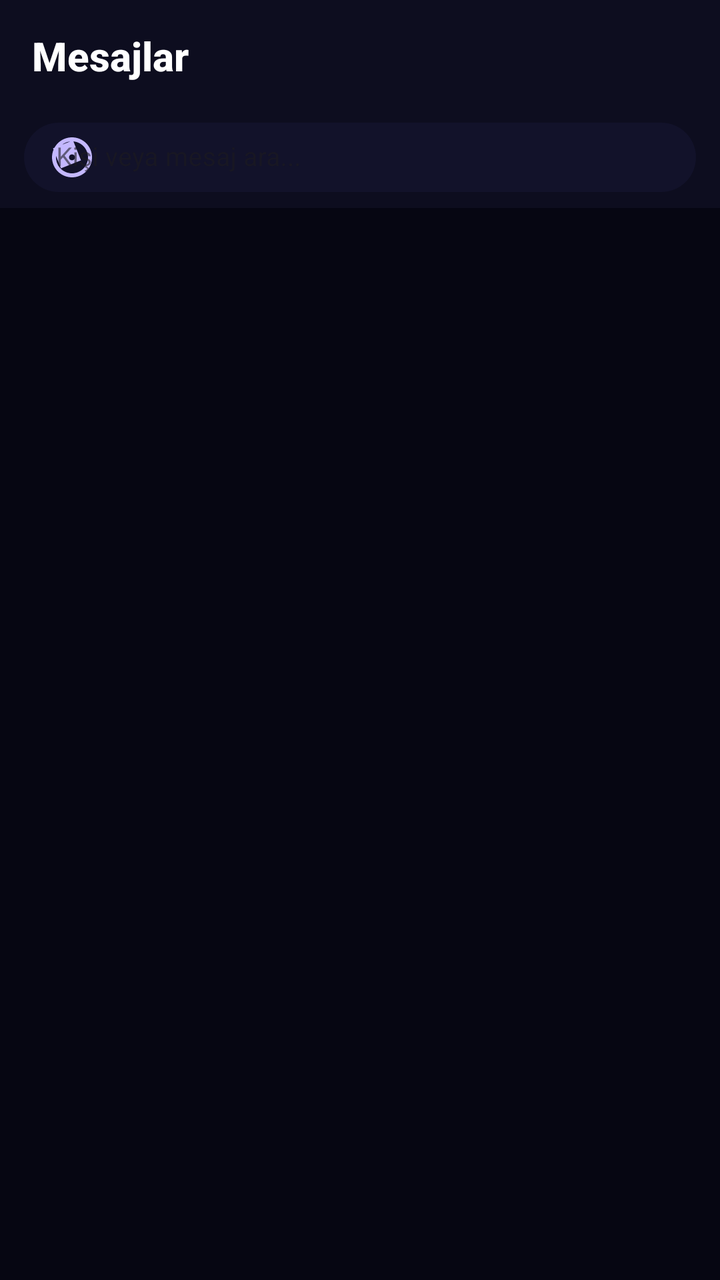
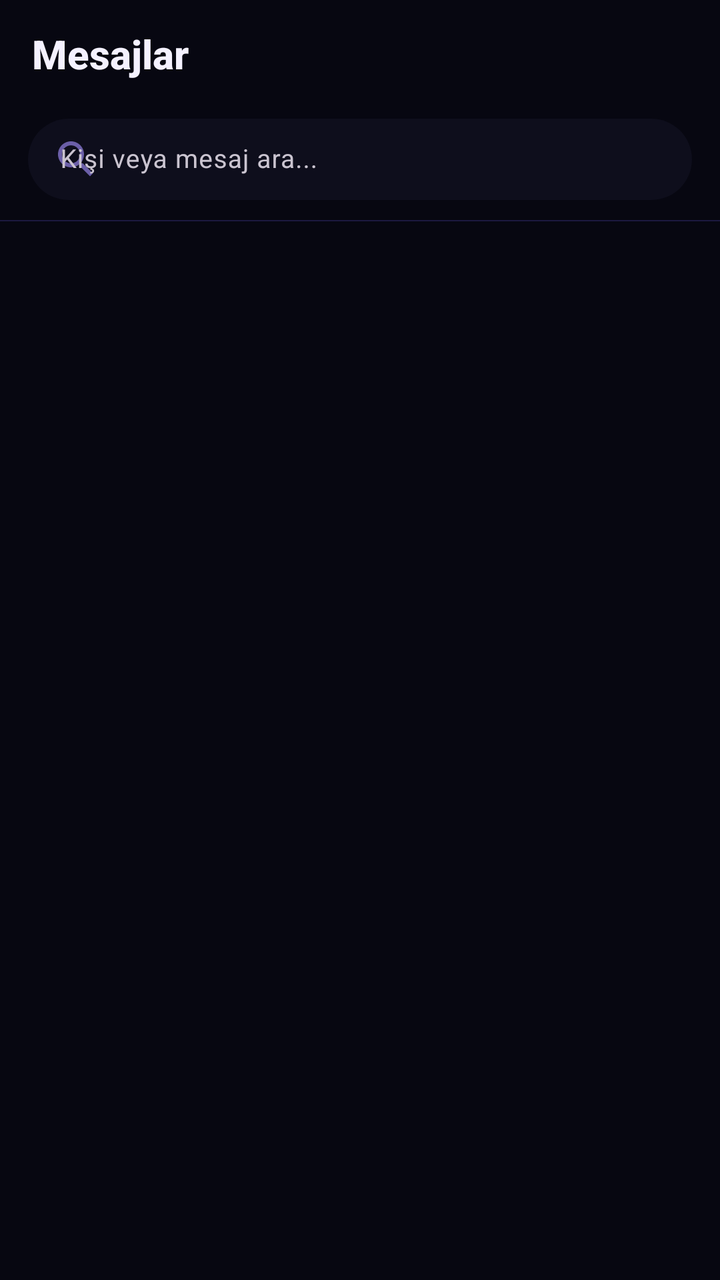

Screens rendered from an Android XML layout before and after an edit, with the pre-edit source and the edit as a unified diff.
<!-- AndroidManifest.xml: application theme Theme.Heftreng -->
<!-- res/layout/fragment_messages.xml -->
<?xml version="1.0" encoding="utf-8"?>
<androidx.coordinatorlayout.widget.CoordinatorLayout
    xmlns:android="http://schemas.android.com/apk/res/android"
    xmlns:app="http://schemas.android.com/apk/res-auto"
    android:layout_width="match_parent"
    android:layout_height="match_parent"
    android:background="@color/background">

    
    <com.google.android.material.appbar.AppBarLayout
        android:id="@+id/appBarLayout"
        android:layout_width="match_parent"
        android:layout_height="wrap_content"
        android:background="@color/surface"
        app:elevation="0dp">

        <LinearLayout
            android:layout_width="match_parent"
            android:layout_height="56dp"
            android:orientation="horizontal"
            android:gravity="center_vertical"
            android:paddingHorizontal="16dp">

            <TextView
                android:layout_width="0dp"
                android:layout_height="wrap_content"
                android:layout_weight="1"
                android:text="Mesajlar"
                android:textColor="@color/white"
                android:textSize="20sp"
                android:textStyle="bold"
                android:fontFamily="sans-serif-medium"/>

        </LinearLayout>

        
        <LinearLayout
            android:layout_width="match_parent"
            android:layout_height="48dp"
            android:orientation="horizontal"
            android:gravity="center_vertical"
            android:paddingHorizontal="12dp"
            android:paddingBottom="8dp">

            <com.google.android.material.textfield.TextInputLayout
                android:layout_width="match_parent"
                android:layout_height="40dp"
                app:boxBackgroundColor="@color/surface2"
                app:boxCornerRadiusTopStart="20dp"
                app:boxCornerRadiusTopEnd="20dp"
                app:boxCornerRadiusBottomStart="20dp"
                app:boxCornerRadiusBottomEnd="20dp"
                app:boxStrokeWidth="0dp"
                app:boxStrokeWidthFocused="0dp"
                app:startIconDrawable="@drawable/ic_explore"
                app:startIconTint="@color/text_secondary"
                style="@style/Widget.MaterialComponents.TextInputLayout.OutlinedBox">

                <com.google.android.material.textfield.TextInputEditText
                    android:id="@+id/etSearch"
                    android:layout_width="match_parent"
                    android:layout_height="match_parent"
                    android:hint="Kişi veya mesaj ara..."
                    android:textColor="@color/white"
                    android:textColorHint="@color/text_hint"
                    android:textSize="13sp"
                    android:inputType="text"
                    android:imeOptions="actionSearch"
                    android:background="@null"/>

            </com.google.android.material.textfield.TextInputLayout>
        </LinearLayout>

    </com.google.android.material.appbar.AppBarLayout>

    
    <FrameLayout
        android:layout_width="match_parent"
        android:layout_height="match_parent"
        app:layout_behavior="@string/appbar_scrolling_view_behavior">

        
        <androidx.recyclerview.widget.RecyclerView
            android:id="@+id/recyclerConversations"
            android:layout_width="match_parent"
            android:layout_height="match_parent"
            android:clipToPadding="false"
            android:paddingBottom="80dp"/>

        
        <LinearLayout
            android:id="@+id/layoutLoading"
            android:layout_width="match_parent"
            android:layout_height="match_parent"
            android:orientation="vertical"
            android:gravity="center"
            android:visibility="gone">

            <ProgressBar
                android:layout_width="40dp"
                android:layout_height="40dp"
                android:indeterminateTint="@color/brand_primary"/>

            <TextView
                android:layout_width="wrap_content"
                android:layout_height="wrap_content"
                android:layout_marginTop="12dp"
                android:text="Mesajlar yükleniyor..."
                android:textColor="@color/text_secondary"
                android:textSize="13sp"/>
        </LinearLayout>

        
        <LinearLayout
            android:id="@+id/layoutEmpty"
            android:layout_width="match_parent"
            android:layout_height="match_parent"
            android:orientation="vertical"
            android:gravity="center"
            android:paddingHorizontal="40dp"
            android:visibility="gone">

            <ImageView
                android:layout_width="72dp"
                android:layout_height="72dp"
                android:src="@drawable/ic_chat"
                android:alpha="0.3"/>

            <TextView
                android:layout_width="wrap_content"
                android:layout_height="wrap_content"
                android:layout_marginTop="16dp"
                android:text="Henüz mesajınız yok"
                android:textColor="@color/text_primary"
                android:textSize="16sp"
                android:textStyle="bold"
                android:gravity="center"/>

            <TextView
                android:layout_width="wrap_content"
                android:layout_height="wrap_content"
                android:layout_marginTop="8dp"
                android:text="Bir kullanıcının profiline giderek mesaj gönderebilirsiniz."
                android:textColor="@color/text_secondary"
                android:textSize="13sp"
                android:gravity="center"
                android:lineSpacingMultiplier="1.4"/>
        </LinearLayout>

        
        <LinearLayout
            android:id="@+id/layoutGuest"
            android:layout_width="match_parent"
            android:layout_height="match_parent"
            android:orientation="vertical"
            android:gravity="center"
            android:paddingHorizontal="40dp"
            android:visibility="gone">

            <ImageView
                android:layout_width="72dp"
                android:layout_height="72dp"
                android:src="@drawable/ic_person"
                android:alpha="0.3"/>

            <TextView
                android:layout_width="wrap_content"
                android:layout_height="wrap_content"
                android:layout_marginTop="16dp"
                android:text="Mesajları görmek için giriş yapın"
                android:textColor="@color/text_primary"
                android:textSize="15sp"
                android:textStyle="bold"
                android:gravity="center"/>
        </LinearLayout>

    </FrameLayout>

</androidx.coordinatorlayout.widget.CoordinatorLayout>
<!-- resources referenced by this layout -->
<resources>
  <color name="background">#060612</color>
  <color name="brand_primary">#8B5CF6</color>
  <color name="surface">#0D0D1F</color>
  <color name="surface2">#12122A</color>
  <color name="text_hint">#4A3F70</color>
  <color name="text_primary">#F0EEFF</color>
  <color name="text_secondary">#C4B8FF</color>
  <color name="white">#FFFFFF</color>
  <!-- drawable ic_chat (drawable) -->
  <vector xmlns:android="http://schemas.android.com/apk/res/android" android:width="24dp" android:height="24dp" android:viewportWidth="24" android:viewportHeight="24">
  <path android:fillColor="#FFFFFF" android:pathData="M20,2H4c-1.1,0 -2,0.9 -2,2v18l4,-4h14c1.1,0 2,-0.9 2,-2V4c0,-1.1 -0.9,-2 -2,-2z"/>
  </vector>
  <!-- drawable ic_explore (drawable) -->
  <vector xmlns:android="http://schemas.android.com/apk/res/android"
      android:width="24dp" android:height="24dp" android:viewportWidth="24" android:viewportHeight="24">
      <path android:fillColor="@android:color/white"
          android:pathData="M12,2C6.48,2 2,6.48 2,12s4.48,10 10,10 10,-4.48 10,-10S17.52,2 12,2zM12,20c-4.41,0 -8,-3.59 -8,-8s3.59,-8 8,-8 8,3.59 8,8 -3.59,8 -8,8zM6.5,17.5l10,-4 -4,-10 -10,4 4,10zM12,13.5c-0.83,0 -1.5,-0.67 -1.5,-1.5s0.67,-1.5 1.5,-1.5 1.5,0.67 1.5,1.5 -0.67,1.5 -1.5,1.5z"/>
  </vector>
  <!-- drawable ic_person (drawable) -->
  <vector xmlns:android="http://schemas.android.com/apk/res/android" android:width="24dp" android:height="24dp" android:viewportWidth="24" android:viewportHeight="24">
  <path android:fillColor="#FFFFFF" android:pathData="M12,12c2.21,0 4,-1.79 4,-4s-1.79,-4 -4,-4 -4,1.79 -4,4 1.79,4 4,4zM12,14c-2.67,0 -8,1.34 -8,4v2h16v-2c0,-2.66 -5.33,-4 -8,-4z"/>
  </vector>
  <style name="Theme.Heftreng" parent="Theme.Material3.DayNight.NoActionBar">
          <item name="colorPrimary">@color/brand_primary</item>
          <item name="colorPrimaryVariant">@color/brand_primary_dark</item>
          <item name="colorOnPrimary">@color/white</item>
          <item name="android:windowBackground">@color/background</item>
          <item name="android:statusBarColor">@color/background</item>
          <item name="android:navigationBarColor">@color/background</item>
      </style>
  <color name="brand_primary_dark">#6D28D9</color>
</resources>

<!-- the commit's change to res/layout/fragment_messages.xml (unified diff, before → after) -->
@@ -6,17 +6,16 @@
     android:layout_height="match_parent"
     android:background="@color/background">
 
-    
     <com.google.android.material.appbar.AppBarLayout
         android:id="@+id/appBarLayout"
         android:layout_width="match_parent"
         android:layout_height="wrap_content"
-        android:background="@color/surface"
+        android:background="@color/background"
         app:elevation="0dp">
 
         <LinearLayout
             android:layout_width="match_parent"
-            android:layout_height="56dp"
+            android:layout_height="54dp"
             android:orientation="horizontal"
             android:gravity="center_vertical"
             android:paddingHorizontal="16dp">
@@ -26,7 +25,7 @@
                 android:layout_height="wrap_content"
                 android:layout_weight="1"
                 android:text="Mesajlar"
-                android:textColor="@color/white"
+                android:textColor="@color/text_primary"
                 android:textSize="20sp"
                 android:textStyle="bold"
                 android:fontFamily="sans-serif-medium"/>
@@ -36,32 +35,30 @@
         
         <LinearLayout
             android:layout_width="match_parent"
-            android:layout_height="48dp"
-            android:orientation="horizontal"
-            android:gravity="center_vertical"
-            android:paddingHorizontal="12dp"
-            android:paddingBottom="8dp">
+            android:layout_height="wrap_content"
+            android:paddingHorizontal="14dp"
+            android:paddingBottom="10dp">
 
             <com.google.android.material.textfield.TextInputLayout
                 android:layout_width="match_parent"
-                android:layout_height="40dp"
-                app:boxBackgroundColor="@color/surface2"
-                app:boxCornerRadiusTopStart="20dp"
-                app:boxCornerRadiusTopEnd="20dp"
-                app:boxCornerRadiusBottomStart="20dp"
-                app:boxCornerRadiusBottomEnd="20dp"
+                android:layout_height="46dp"
+                style="@style/Widget.Material3.TextInputLayout.OutlinedBox"
+                app:boxCornerRadiusTopStart="23dp"
+                app:boxCornerRadiusTopEnd="23dp"
+                app:boxCornerRadiusBottomStart="23dp"
+                app:boxCornerRadiusBottomEnd="23dp"
                 app:boxStrokeWidth="0dp"
                 app:boxStrokeWidthFocused="0dp"
-                app:startIconDrawable="@drawable/ic_explore"
-                app:startIconTint="@color/text_secondary"
-                style="@style/Widget.MaterialComponents.TextInputLayout.OutlinedBox">
+                app:boxBackgroundColor="@color/surface"
+                app:startIconDrawable="@drawable/ic_search"
+                app:startIconTint="@color/text_muted">
 
                 <com.google.android.material.textfield.TextInputEditText
                     android:id="@+id/etSearch"
                     android:layout_width="match_parent"
                     android:layout_height="match_parent"
                     android:hint="Kişi veya mesaj ara..."
-                    android:textColor="@color/white"
+                    android:textColor="@color/text_primary"
                     android:textColorHint="@color/text_hint"
                     android:textSize="13sp"
                     android:inputType="text"
@@ -69,17 +66,21 @@
                     android:background="@null"/>
 
             </com.google.android.material.textfield.TextInputLayout>
+
         </LinearLayout>
+
+        <View
+            android:layout_width="match_parent"
+            android:layout_height="0.5dp"
+            android:background="@color/border"/>
 
     </com.google.android.material.appbar.AppBarLayout>
 
-    
     <FrameLayout
         android:layout_width="match_parent"
         android:layout_height="match_parent"
         app:layout_behavior="@string/appbar_scrolling_view_behavior">
 
-        
         <androidx.recyclerview.widget.RecyclerView
             android:id="@+id/recyclerConversations"
             android:layout_width="match_parent"
@@ -97,17 +98,10 @@
             android:visibility="gone">
 
             <ProgressBar
-                android:layout_width="40dp"
-                android:layout_height="40dp"
+                android:layout_width="36dp"
+                android:layout_height="36dp"
                 android:indeterminateTint="@color/brand_primary"/>
 
-            <TextView
-                android:layout_width="wrap_content"
-                android:layout_height="wrap_content"
-                android:layout_marginTop="12dp"
-                android:text="Mesajlar yükleniyor..."
-                android:textColor="@color/text_secondary"
-                android:textSize="13sp"/>
         </LinearLayout>
 
         
@@ -117,21 +111,21 @@
             android:layout_height="match_parent"
             android:orientation="vertical"
             android:gravity="center"
-            android:paddingHorizontal="40dp"
+            android:paddingHorizontal="48dp"
             android:visibility="gone">
 
             <ImageView
-                android:layout_width="72dp"
-                android:layout_height="72dp"
+                android:layout_width="56dp"
+                android:layout_height="56dp"
                 android:src="@drawable/ic_chat"
-                android:alpha="0.3"/>
+                android:alpha="0.25"/>
 
             <TextView
                 android:layout_width="wrap_content"
                 android:layout_height="wrap_content"
                 android:layout_marginTop="16dp"
                 android:text="Henüz mesajınız yok"
-                android:textColor="@color/text_primary"
+                android:textColor="@color/text_secondary"
                 android:textSize="16sp"
                 android:textStyle="bold"
                 android:gravity="center"/>
@@ -140,11 +134,12 @@
                 android:layout_width="wrap_content"
                 android:layout_height="wrap_content"
                 android:layout_marginTop="8dp"
-                android:text="Bir kullanıcının profiline giderek mesaj gönderebilirsiniz."
-                android:textColor="@color/text_secondary"
+                android:text="Bir kullanıcının profiline giderek mesaj gönderebilirsiniz"
+                android:textColor="@color/text_muted"
                 android:textSize="13sp"
                 android:gravity="center"
                 android:lineSpacingMultiplier="1.4"/>
+
         </LinearLayout>
 
         
@@ -154,24 +149,25 @@
             android:layout_height="match_parent"
             android:orientation="vertical"
             android:gravity="center"
-            android:paddingHorizontal="40dp"
+            android:paddingHorizontal="48dp"
             android:visibility="gone">
 
             <ImageView
-                android:layout_width="72dp"
-                android:layout_height="72dp"
+                android:layout_width="56dp"
+                android:layout_height="56dp"
                 android:src="@drawable/ic_person"
-                android:alpha="0.3"/>
+                android:alpha="0.25"/>
 
             <TextView
                 android:layout_width="wrap_content"
                 android:layout_height="wrap_content"
                 android:layout_marginTop="16dp"
                 android:text="Mesajları görmek için giriş yapın"
-                android:textColor="@color/text_primary"
+                android:textColor="@color/text_secondary"
                 android:textSize="15sp"
                 android:textStyle="bold"
                 android:gravity="center"/>
+
         </LinearLayout>
 
     </FrameLayout>
<!-- resource entries referenced after the edit -->
@@ -1,35 +1,53 @@
 <!-- resources referenced by this layout -->
 <resources>
-  <color name="background">#060612</color>
-  <color name="brand_primary">#8B5CF6</color>
-  <color name="surface">#0D0D1F</color>
-  <color name="surface2">#12122A</color>
-  <color name="text_hint">#4A3F70</color>
-  <color name="text_primary">#F0EEFF</color>
-  <color name="text_secondary">#C4B8FF</color>
+  <color name="background">#070711</color>
+  <color name="border">#1C1940</color>
+  <color name="brand_primary">#7C3AED</color>
+  <color name="surface">#0E0E1C</color>
+  <color name="text_hint">#3D3560</color>
+  <color name="text_muted">#6B5FA8</color>
+  <color name="text_primary">#F4F1FF</color>
+  <color name="text_secondary">#B8AEE0</color>
   <color name="white">#FFFFFF</color>
+  <color name="brand_accent">#EC4899</color>
+  <color name="error">#F43F5E</color>
+  <style name="HeftBottomNav" parent="Widget.Material3.BottomNavigationView">
+          <item name="android:background">@color/surface</item>
+          <item name="itemIconTint">@color/bottom_nav_color</item>
+          <item name="itemTextColor">@color/bottom_nav_color</item>
+          <item name="elevation">0dp</item>
+      </style>
   <!-- drawable ic_chat (drawable) -->
   <vector xmlns:android="http://schemas.android.com/apk/res/android" android:width="24dp" android:height="24dp" android:viewportWidth="24" android:viewportHeight="24">
   <path android:fillColor="#FFFFFF" android:pathData="M20,2H4c-1.1,0 -2,0.9 -2,2v18l4,-4h14c1.1,0 2,-0.9 2,-2V4c0,-1.1 -0.9,-2 -2,-2z"/>
-  </vector>
-  <!-- drawable ic_explore (drawable) -->
-  <vector xmlns:android="http://schemas.android.com/apk/res/android"
-      android:width="24dp" android:height="24dp" android:viewportWidth="24" android:viewportHeight="24">
-      <path android:fillColor="@android:color/white"
-          android:pathData="M12,2C6.48,2 2,6.48 2,12s4.48,10 10,10 10,-4.48 10,-10S17.52,2 12,2zM12,20c-4.41,0 -8,-3.59 -8,-8s3.59,-8 8,-8 8,3.59 8,8 -3.59,8 -8,8zM6.5,17.5l10,-4 -4,-10 -10,4 4,10zM12,13.5c-0.83,0 -1.5,-0.67 -1.5,-1.5s0.67,-1.5 1.5,-1.5 1.5,0.67 1.5,1.5 -0.67,1.5 -1.5,1.5z"/>
   </vector>
   <!-- drawable ic_person (drawable) -->
   <vector xmlns:android="http://schemas.android.com/apk/res/android" android:width="24dp" android:height="24dp" android:viewportWidth="24" android:viewportHeight="24">
   <path android:fillColor="#FFFFFF" android:pathData="M12,12c2.21,0 4,-1.79 4,-4s-1.79,-4 -4,-4 -4,1.79 -4,4 1.79,4 4,4zM12,14c-2.67,0 -8,1.34 -8,4v2h16v-2c0,-2.66 -5.33,-4 -8,-4z"/>
   </vector>
-  <style name="Theme.Heftreng" parent="Theme.Material3.DayNight.NoActionBar">
+  <!-- drawable ic_search (drawable) -->
+  <vector xmlns:android="http://schemas.android.com/apk/res/android" android:width="24dp" android:height="24dp" android:viewportWidth="24" android:viewportHeight="24">
+    <path android:fillColor="@android:color/white" android:pathData="M15.5,14h-0.79l-0.28,-0.27C15.41,12.59 16,11.11 16,9.5 16,5.91 13.09,3 9.5,3S3,5.91 3,9.5 5.91,16 9.5,16c1.61,0 3.09,-0.59 4.23,-1.57l0.27,0.28v0.79l5,4.99L20.49,19l-4.99,-5zM9.5,14C7.01,14 5,11.99 5,9.5S7.01,5 9.5,5 14,7.01 14,9.5 11.99,14 9.5,14z"/>
+  </vector>
+  <style name="Theme.Heftreng" parent="Theme.Material3.Dark">
           <item name="colorPrimary">@color/brand_primary</item>
           <item name="colorPrimaryVariant">@color/brand_primary_dark</item>
           <item name="colorOnPrimary">@color/white</item>
+          <item name="colorSecondary">@color/brand_accent</item>
+          <item name="colorOnSecondary">@color/white</item>
+          <item name="colorSurface">@color/surface</item>
+          <item name="colorOnSurface">@color/text_primary</item>
+          <item name="colorBackground">@color/background</item>
+          <item name="android:colorBackground">@color/background</item>
+          <item name="colorOnBackground">@color/text_primary</item>
+          <item name="colorError">@color/error</item>
           <item name="android:windowBackground">@color/background</item>
           <item name="android:statusBarColor">@color/background</item>
-          <item name="android:navigationBarColor">@color/background</item>
+          <item name="android:navigationBarColor">@color/surface</item>
+          <item name="android:windowLightStatusBar">false</item>
+          <item name="android:windowLightNavigationBar">false</item>
+          <item name="bottomNavigationStyle">@style/HeftBottomNav</item>
       </style>
-  <color name="brand_primary_dark">#6D28D9</color>
+  <color name="brand_primary_dark">#5B21B6</color>
 </resources>
 
